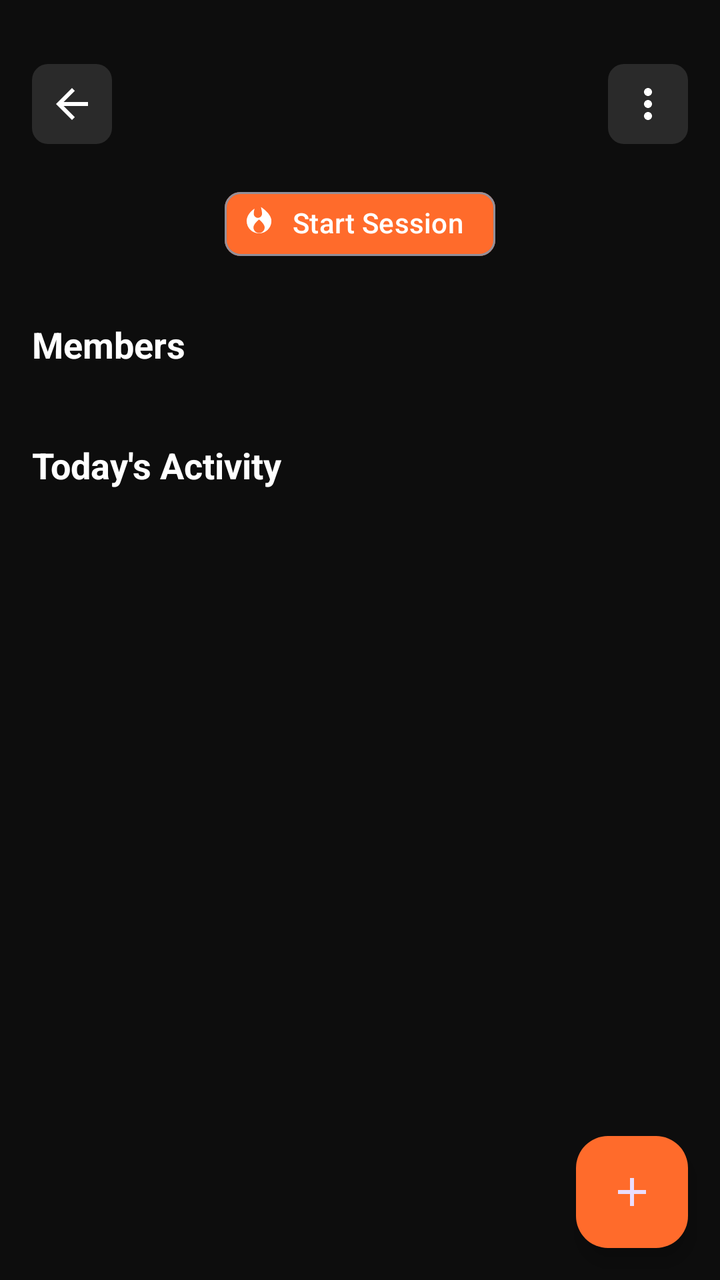
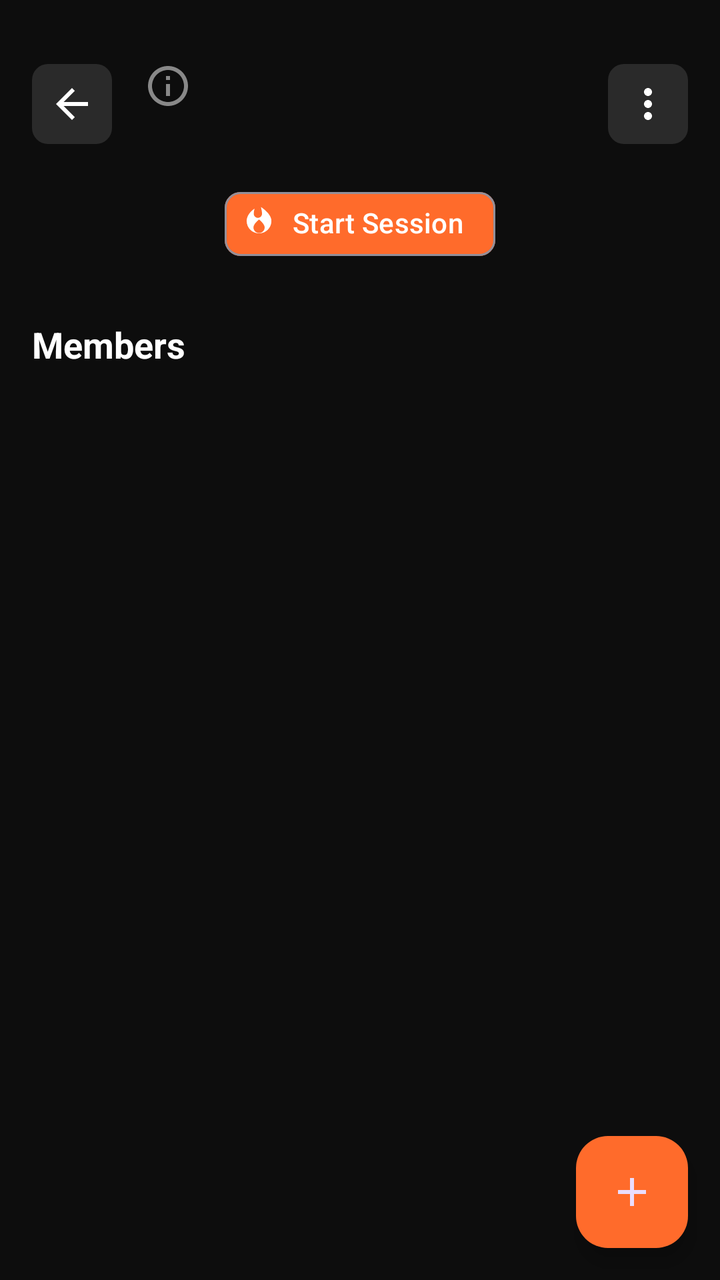

Before-and-after screenshots of an Android layout around one commit, followed by the original layout XML and the change that was made.
<!-- AndroidManifest.xml: application theme Theme.Tether -->
<!-- res/layout/fragment_group_feed.xml -->
<?xml version="1.0" encoding="utf-8"?>
<androidx.coordinatorlayout.widget.CoordinatorLayout xmlns:android="http://schemas.android.com/apk/res/android"
    xmlns:app="http://schemas.android.com/apk/res-auto"
    android:layout_width="match_parent"
    android:layout_height="match_parent"
    android:background="@color/colorBackground">

    <com.google.android.material.appbar.AppBarLayout
        android:layout_width="match_parent"
        android:layout_height="wrap_content"
        android:background="@color/colorBackground"
        app:elevation="0dp">

        <androidx.constraintlayout.widget.ConstraintLayout
            android:layout_width="match_parent"
            android:layout_height="80dp"
            android:paddingHorizontal="16dp"
            android:paddingTop="24dp">

            <ImageButton
                android:id="@+id/btnFeedBack"
                android:layout_width="40dp"
                android:layout_height="40dp"
                android:background="@drawable/bg_icon_container"
                android:src="@drawable/ic_arrow_back"
                app:layout_constraintBottom_toBottomOf="parent"
                app:layout_constraintStart_toStartOf="parent"
                app:layout_constraintTop_toTopOf="parent"
                app:tint="@color/colorTextPrimary" />

            <LinearLayout
                android:layout_width="0dp"
                android:layout_height="wrap_content"
                android:layout_marginStart="12dp"
                android:orientation="vertical"
                app:layout_constraintBottom_toBottomOf="parent"
                app:layout_constraintEnd_toStartOf="@+id/btnFeedMore"
                app:layout_constraintStart_toEndOf="@id/btnFeedBack"
                app:layout_constraintTop_toTopOf="parent">

                <TextView
                    android:id="@+id/tvFeedGroupName"
                    android:layout_width="wrap_content"
                    android:layout_height="wrap_content"
                    android:textColor="@color/colorTextPrimary"
                    android:textSize="22sp"
                    android:textStyle="bold" />

                <TextView
                    android:id="@+id/tvFeedGroupGoal"
                    android:layout_width="wrap_content"
                    android:layout_height="wrap_content"
                    android:layout_marginTop="2dp"
                    android:textColor="@color/colorTextSecondary"
                    android:textSize="12sp" />
            </LinearLayout>

            <ImageButton
                android:id="@+id/btnFeedMore"
                android:layout_width="40dp"
                android:layout_height="40dp"
                android:background="@drawable/bg_icon_container"
                android:src="@drawable/ic_more_vert"
                app:layout_constraintBottom_toBottomOf="parent"
                app:layout_constraintEnd_toEndOf="parent"
                app:layout_constraintTop_toTopOf="parent"
                app:tint="@color/colorTextPrimary" />

        </androidx.constraintlayout.widget.ConstraintLayout>
    </com.google.android.material.appbar.AppBarLayout>

    <androidx.core.widget.NestedScrollView
        android:layout_width="match_parent"
        android:layout_height="match_parent"
        android:clipToPadding="false"
        android:paddingBottom="96dp"
        app:layout_behavior="@string/appbar_scrolling_view_behavior">

        <LinearLayout
            android:layout_width="match_parent"
            android:layout_height="wrap_content"
            android:orientation="vertical"
            android:paddingHorizontal="16dp"
            android:paddingTop="8dp">

            <com.google.android.material.chip.Chip
                android:id="@+id/btnStartSession"
                android:layout_width="wrap_content"
                android:layout_height="wrap_content"
                android:text="Start Session"
                app:chipBackgroundColor="#FF6B2B"
                android:textColor="#FFFFFF"
                app:chipIcon="@drawable/ic_flame"
                app:chipIconTint="#FFFFFF"
                android:layout_gravity="center_horizontal"
                android:layout_marginBottom="16dp" />

            <TextView
                android:layout_width="wrap_content"
                android:layout_height="wrap_content"
                android:layout_marginTop="8dp"
                android:layout_marginBottom="12dp"
                android:text="Members"
                android:textColor="@color/colorTextPrimary"
                android:textSize="18sp"
                android:textStyle="bold" />

            <androidx.recyclerview.widget.RecyclerView
                android:id="@+id/membersRecyclerView"
                android:layout_width="match_parent"
                android:layout_height="wrap_content"
                android:nestedScrollingEnabled="false" />

            <TextView
                android:id="@+id/tvActivityTitle"
                android:layout_width="wrap_content"
                android:layout_height="wrap_content"
                android:layout_marginTop="24dp"
                android:layout_marginBottom="12dp"
                android:text="Today's Activity"
                android:textColor="@color/colorTextPrimary"
                android:textSize="18sp"
                android:textStyle="bold" />

            <androidx.recyclerview.widget.RecyclerView
                android:id="@+id/feedRecyclerView"
                android:layout_width="match_parent"
                android:layout_height="wrap_content"
                android:nestedScrollingEnabled="false" />

            <TextView
                android:id="@+id/tvEmptyFeed"
                android:layout_width="wrap_content"
                android:layout_height="wrap_content"
                android:layout_gravity="center"
                android:layout_marginTop="32dp"
                android:gravity="center"
                android:text="No logs today yet.\nBe the first to log!"
                android:textColor="@color/colorTextSecondary"
                android:textSize="14sp"
                android:visibility="gone" />

        </LinearLayout>
    </androidx.core.widget.NestedScrollView>

    <com.google.android.material.floatingactionbutton.FloatingActionButton
        android:id="@+id/fabLogFeed"
        android:layout_width="wrap_content"
        android:layout_height="wrap_content"
        android:layout_gravity="bottom|end"
        android:layout_margin="16dp"
        android:backgroundTint="@color/colorAccent"
        android:elevation="8dp"
        android:src="@drawable/ic_add"
        app:rippleColor="#CC4400" />

</androidx.coordinatorlayout.widget.CoordinatorLayout>
<!-- resources referenced by this layout -->
<resources>
  <color name="colorAccent">#FF6B2B</color>
  <color name="colorBackground">#0D0D0D</color>
  <color name="colorTextPrimary">#FFFFFF</color>
  <color name="colorTextSecondary">#888888</color>
  <!-- drawable bg_icon_container (drawable) -->
  <?xml version="1.0" encoding="utf-8"?>
  <shape xmlns:android="http://schemas.android.com/apk/res/android"
      android:shape="rectangle">
      <solid android:color="@color/colorElevated" />
      <corners android:radius="8dp" />
  </shape>
  <!-- drawable ic_add (drawable) -->
  <vector xmlns:android="http://schemas.android.com/apk/res/android"
      android:width="24dp"
      android:height="24dp"
      android:viewportWidth="24"
      android:viewportHeight="24">
    <path
        android:fillColor="#FFFFFF"
        android:pathData="M19,13h-6v6h-2v-6H5v-2h6V5h2v6h6v2z"/>
  </vector>
  <!-- drawable ic_arrow_back (drawable) -->
  <vector xmlns:android="http://schemas.android.com/apk/res/android"
      android:width="24dp"
      android:height="24dp"
      android:viewportWidth="24"
      android:viewportHeight="24">
      <path
          android:fillColor="@color/colorTextPrimary"
          android:pathData="M20,11H7.83l5.59,-5.59L12,4l-8,8 8,8 1.41,-1.41L7.83,13H20v-2z"/>
  </vector>
  <!-- drawable ic_flame (drawable) -->
  <vector xmlns:android="http://schemas.android.com/apk/res/android"
      android:width="12dp"
      android:height="12dp"
      android:viewportWidth="24"
      android:viewportHeight="24"
      android:tint="@color/colorAccent">
    <path
        android:fillColor="@android:color/white"
        android:pathData="M13.5,0.67s0.74,2.65,0.74,4.46c0,1.55,-1.21,2.76,-2.76,2.76s-2.76,-1.21,-2.76,-2.76c0,-1.49,0.56,-3.39,0.56,-3.39s-5.28,3.24,-5.28,8.26c0,4.55,3.69,8.25,8.25,8.25s8.25,-3.69,8.25,-8.25c0,-5.02,-7,-9.33,-7,-9.33zM12.25,18c-2.07,0,-3.75,-1.68,-3.75,-3.75 0,-2.34,3.75,-5.25,3.75,-5.25s3.75,2.91,3.75,5.25c0,2.07,-1.68,3.75,-3.75,3.75z"/>
  </vector>
  <!-- drawable ic_more_vert (drawable) -->
  <vector xmlns:android="http://schemas.android.com/apk/res/android"
      android:width="24dp"
      android:height="24dp"
      android:viewportWidth="24"
      android:viewportHeight="24">
      <path
          android:fillColor="@android:color/white"
          android:pathData="M12,8c1.1,0 2,-0.9 2,-2s-0.9,-2 -2,-2 -2,0.9 -2,2 0.9,2 2,2zM12,10c-1.1,0 -2,0.9 -2,2s0.9,2 2,2 2,-0.9 2,-2 -0.9,-2 -2,-2zM12,16c-1.1,0 -2,0.9 -2,2s0.9,2 2,2 2,-0.9 2,-2 -0.9,-2 -2,-2z" />
  </vector>
  <style name="Theme.Tether" parent="Theme.Material3.Dark.NoActionBar">
          
          <item name="android:windowBackground">@color/colorBackground</item>
          <item name="colorPrimary">@color/colorAccent</item>
          <item name="colorSurface">@color/colorSurface</item>
          <item name="colorOnSurface">@color/colorTextPrimary</item>
  
          <item name="android:statusBarColor">@color/colorBackground</item>
          <item name="android:navigationBarColor">@color/colorBackground</item>
      </style>
  <color name="colorElevated">#2A2A2A</color>
  <color name="colorSurface">#1A1A1A</color>
</resources>

<!-- the commit's change to res/layout/fragment_group_feed.xml (unified diff, before → after) -->
@@ -38,13 +38,30 @@
                 app:layout_constraintStart_toEndOf="@id/btnFeedBack"
                 app:layout_constraintTop_toTopOf="parent">
 
-                <TextView
-                    android:id="@+id/tvFeedGroupName"
+                <LinearLayout
                     android:layout_width="wrap_content"
                     android:layout_height="wrap_content"
-                    android:textColor="@color/colorTextPrimary"
-                    android:textSize="22sp"
-                    android:textStyle="bold" />
+                    android:gravity="center_vertical"
+                    android:orientation="horizontal">
+
+                    <TextView
+                        android:id="@+id/tvFeedGroupName"
+                        android:layout_width="wrap_content"
+                        android:layout_height="wrap_content"
+                        android:textColor="@color/colorTextPrimary"
+                        android:textSize="22sp"
+                        android:textStyle="bold" />
+
+                    <ImageButton
+                        android:id="@+id/btnGroupInfo"
+                        android:layout_width="20dp"
+                        android:layout_height="20dp"
+                        android:layout_marginStart="6dp"
+                        android:background="@android:color/transparent"
+                        android:src="@drawable/ic_info"
+                        app:tint="@color/colorTextSecondary" />
+
+                </LinearLayout>
 
                 <TextView
                     android:id="@+id/tvFeedGroupGoal"
@@ -111,35 +128,6 @@
                 android:layout_height="wrap_content"
                 android:nestedScrollingEnabled="false" />
 
-            <TextView
-                android:id="@+id/tvActivityTitle"
-                android:layout_width="wrap_content"
-                android:layout_height="wrap_content"
-                android:layout_marginTop="24dp"
-                android:layout_marginBottom="12dp"
-                android:text="Today's Activity"
-                android:textColor="@color/colorTextPrimary"
-                android:textSize="18sp"
-                android:textStyle="bold" />
-
-            <androidx.recyclerview.widget.RecyclerView
-                android:id="@+id/feedRecyclerView"
-                android:layout_width="match_parent"
-                android:layout_height="wrap_content"
-                android:nestedScrollingEnabled="false" />
-
-            <TextView
-                android:id="@+id/tvEmptyFeed"
-                android:layout_width="wrap_content"
-                android:layout_height="wrap_content"
-                android:layout_gravity="center"
-                android:layout_marginTop="32dp"
-                android:gravity="center"
-                android:text="No logs today yet.\nBe the first to log!"
-                android:textColor="@color/colorTextSecondary"
-                android:textSize="14sp"
-                android:visibility="gone" />
-
         </LinearLayout>
     </androidx.core.widget.NestedScrollView>
 
<!-- resource entries referenced after the edit -->
@@ -42,6 +42,16 @@
         android:fillColor="@android:color/white"
         android:pathData="M13.5,0.67s0.74,2.65,0.74,4.46c0,1.55,-1.21,2.76,-2.76,2.76s-2.76,-1.21,-2.76,-2.76c0,-1.49,0.56,-3.39,0.56,-3.39s-5.28,3.24,-5.28,8.26c0,4.55,3.69,8.25,8.25,8.25s8.25,-3.69,8.25,-8.25c0,-5.02,-7,-9.33,-7,-9.33zM12.25,18c-2.07,0,-3.75,-1.68,-3.75,-3.75 0,-2.34,3.75,-5.25,3.75,-5.25s3.75,2.91,3.75,5.25c0,2.07,-1.68,3.75,-3.75,3.75z"/>
   </vector>
+  <!-- drawable ic_info (drawable) -->
+  <vector xmlns:android="http://schemas.android.com/apk/res/android"
+      android:width="24dp"
+      android:height="24dp"
+      android:viewportWidth="24"
+      android:viewportHeight="24">
+      <path
+          android:fillColor="@android:color/white"
+          android:pathData="M11,9h2V7h-2V9zM11,17h2v-6h-2V17zM12,2C6.48,2 2,6.48 2,12s4.48,10 10,10 10,-4.48 10,-10S17.52,2 12,2zM12,20c-4.41,0 -8,-3.59 -8,-8s3.59,-8 8,-8 8,3.59 8,8 -3.59,8 -8,8z" />
+  </vector>
   <!-- drawable ic_more_vert (drawable) -->
   <vector xmlns:android="http://schemas.android.com/apk/res/android"
       android:width="24dp"
